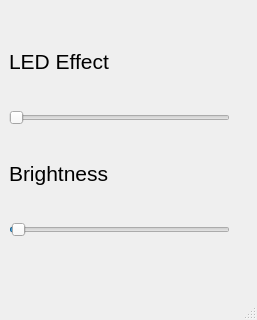
Mihax209/mispecky-gui-controller, file ui/mispecky_controller.ui: the form before one commit.
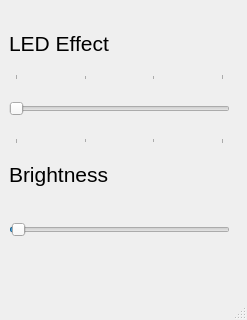
The form after the commit.

The edit to the form file:
```diff
--- a/ui/mispecky_controller.ui
+++ b/ui/mispecky_controller.ui
@@ -6,7 +6,7 @@
    <rect>
     <x>0</x>
     <y>0</y>
-    <width>257</width>
+    <width>247</width>
     <height>320</height>
    </rect>
   </property>
@@ -66,6 +66,30 @@
      </item>
      <item>
       <widget class="QSlider" name="ledEffectSlider">
+       <property name="sizePolicy">
+        <sizepolicy hsizetype="Expanding" vsizetype="Fixed">
+         <horstretch>0</horstretch>
+         <verstretch>0</verstretch>
+        </sizepolicy>
+       </property>
+       <property name="minimumSize">
+        <size>
+         <width>0</width>
+         <height>70</height>
+        </size>
+       </property>
+       <property name="sizeIncrement">
+        <size>
+         <width>0</width>
+         <height>0</height>
+        </size>
+       </property>
+       <property name="baseSize">
+        <size>
+         <width>0</width>
+         <height>2</height>
+        </size>
+       </property>
        <property name="autoFillBackground">
         <bool>false</bool>
        </property>
@@ -75,6 +99,9 @@
        <property name="orientation">
         <enum>Qt::Horizontal</enum>
        </property>
+       <property name="tickPosition">
+        <enum>QSlider::TicksBothSides</enum>
+       </property>
       </widget>
      </item>
      <item>
@@ -107,6 +134,12 @@
      </item>
      <item>
       <widget class="QSlider" name="brightnessSlider">
+       <property name="minimumSize">
+        <size>
+         <width>0</width>
+         <height>50</height>
+        </size>
+       </property>
        <property name="maximum">
         <number>100</number>
        </property>
@@ -114,7 +147,7 @@
         <number>10</number>
        </property>
        <property name="pageStep">
-        <number>20</number>
+        <number>30</number>
        </property>
        <property name="sliderPosition">
         <number>1</number>
```
Left out of the diff: 2 changed lines with no effect on the pictures.
